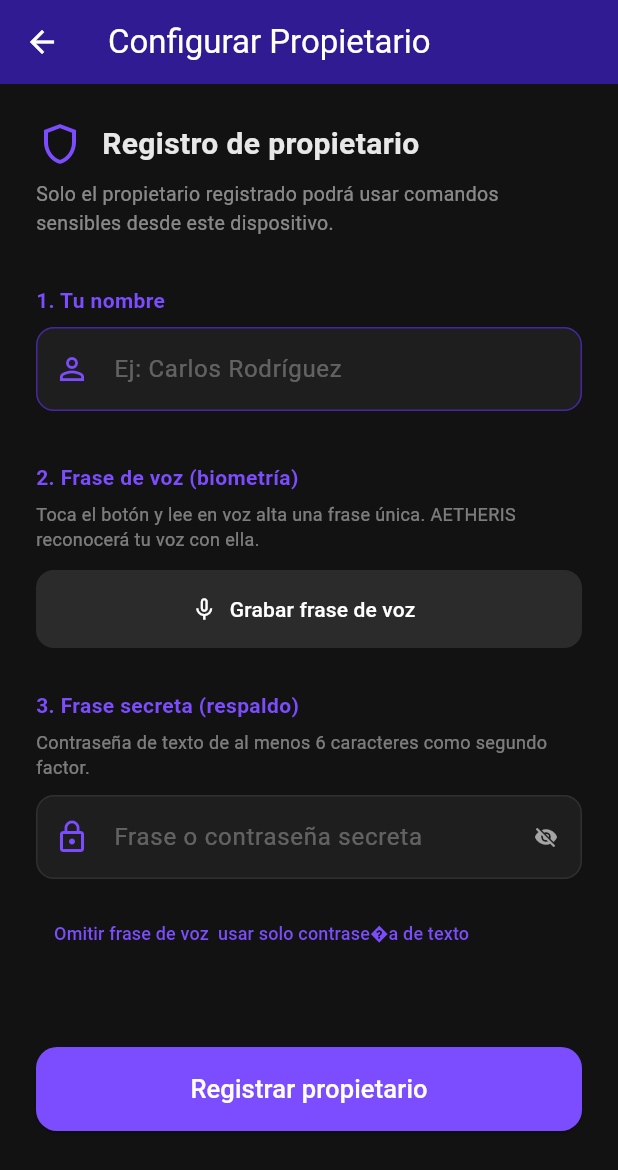
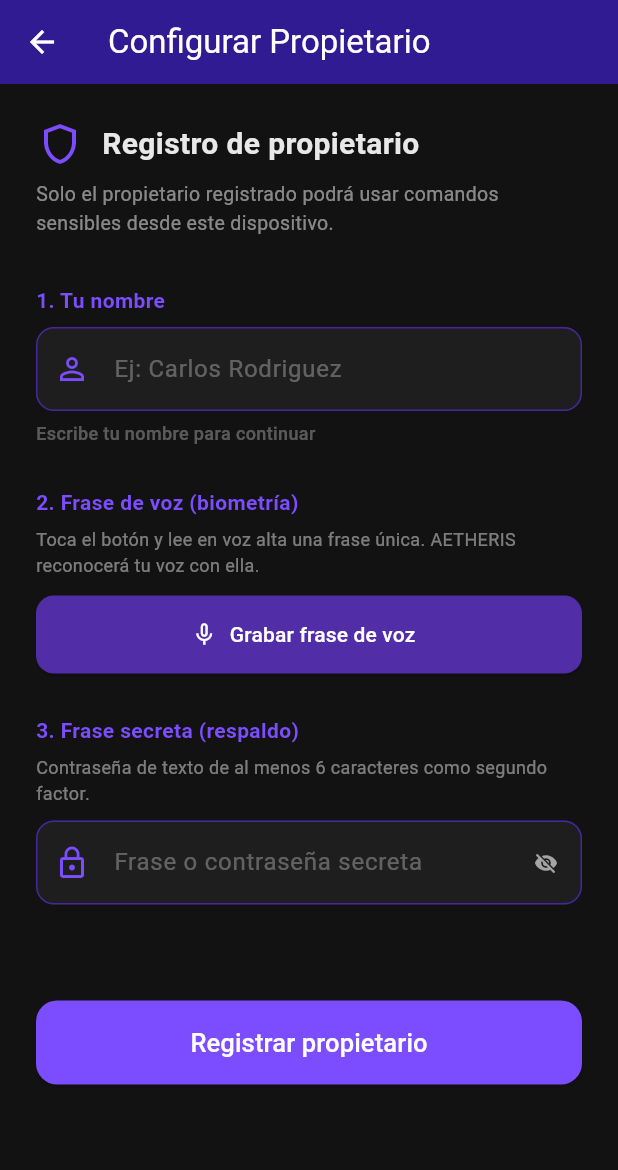
Before and after one commit to wadvance/Nexa, a Flutter app: the OwnerSetupScreen screen opened directly, on a phone screen of 412 x 824 dp. Shown: the top 1170 px of the screen. Run offline on Flutter 3.47's test engine with Material 3 defaults, Android fonts, the phone set to English and light mode, and no system bars; our stand-ins replace cloud_firestore, firebase_auth, firebase_core, flutter_dotenv, flutter_local_notifications, flutter_tts and 5 more; missing offline and left inert: dart:js_interop; accounts and stored records are empty; network calls fail.

Commit message:
fix: remove step gating, all owner setup fields always enabled, fix name validation display

```diff
--- a/lib/presentation/screens/owner_setup_screen.dart
+++ b/lib/presentation/screens/owner_setup_screen.dart
@@ -33,8 +33,8 @@ class _OwnerSetupScreenState extends State<OwnerSetupScreen> {
   bool   _done          = false;
   bool   _obscureSecret = true;
 
-  // Step: 0=nombre, 1=voz, 2=frase secreta, 3=confirmar
-  int _step = OwnerGuardService.isRegistered ? 1 : 0;
+
+
 
   @override
   void dispose() {
@@ -67,13 +67,11 @@ class _OwnerSetupScreenState extends State<OwnerSetupScreen> {
     setState(() {
       _recording = false;
       if (result.isEmpty) {
-        _statusMessage = 'Sin respuesta de voz. Avanzando a frase secreta.';
+        _statusMessage = 'Sin respuesta de voz. Puedes usar solo la frase secreta.';
         _skipVoice     = true;
-        _step          = 2;
       } else {
         _voiceSample   = result;
         _statusMessage = 'Frase capturada: "$result"';
-        _step          = 2;
       }
     });
   }
@@ -90,10 +88,6 @@ class _OwnerSetupScreenState extends State<OwnerSetupScreen> {
 
     if (name.isEmpty) {
       _setStatus('Ingresa tu nombre primero.');
-      return;
-    }
-    if (_voiceSample.isEmpty && !_skipVoice) {
-      _setStatus('Primero graba tu frase de voz.');
       return;
     }
     if (phrase.length < 6) {
@@ -274,7 +268,7 @@ class _OwnerSetupScreenState extends State<OwnerSetupScreen> {
           // PASO 1 — Nombre
           _sectionLabel('1. Tu nombre'),
           const SizedBox(height: 8),
-          if (OwnerGuardService.isRegistered) ...[
+          if (OwnerGuardService.isRegistered)
             Container(
               width: double.infinity,
               padding: const EdgeInsets.all(14),
@@ -294,25 +288,23 @@ class _OwnerSetupScreenState extends State<OwnerSetupScreen> {
                 ),
               ]),
             ),
-          ] else ...[
+          if (!OwnerGuardService.isRegistered)
             _inputField(
               controller: _nameCtrl,
-              hint: 'Ej: Carlos Rodríguez',
+              hint: 'Ej: Carlos Rodriguez',
               icon: Icons.person_outline,
               onChanged: (_) => setState(() {}),
             ),
-            const SizedBox(height: 6),
-          ],
-          if (!OwnerGuardService.isRegistered && _nameCtrl.text.trim().isNotEmpty)
+          if (!OwnerGuardService.isRegistered)
             Padding(
-              padding: const EdgeInsets.only(top: 4),
+              padding: const EdgeInsets.only(top: 6),
               child: Text(
-                _nameCtrl.text.trim().toLowerCase() == OwnerGuardService.ownerName.toLowerCase()
-                    ? 'Este nombre ya esta registrado.'
-                    : 'Nombre nuevo. Podras continuar con el registro.',
+                _nameCtrl.text.trim().isEmpty
+                    ? 'Escribe tu nombre para continuar'
+                    : 'Nombre listo para registrar',
                 style: TextStyle(
-                  color: _nameCtrl.text.trim().toLowerCase() == OwnerGuardService.ownerName.toLowerCase()
-                      ? Colors.orangeAccent
+                  color: _nameCtrl.text.trim().isEmpty
+                      ? Colors.white.withValues(alpha: 0.3)
                       : Colors.greenAccent,
                   fontSize: 12,
                   fontWeight: FontWeight.w500,
@@ -334,7 +326,7 @@ class _OwnerSetupScreenState extends State<OwnerSetupScreen> {
             width: double.infinity,
             height: 52,
             child: ElevatedButton.icon(
-              onPressed: (_step >= 1 && !_recording) ? _recordVoice : null,
+              onPressed: (!_recording) ? _recordVoice : null,
               style: ElevatedButton.styleFrom(
                 backgroundColor: _recording
                     ? Colors.red.shade700
@@ -393,18 +385,9 @@ class _OwnerSetupScreenState extends State<OwnerSetupScreen> {
             hint: 'Frase o contraseña secreta',
             icon: Icons.lock_outline,
             obscure: _obscureSecret,
-            enabled: _step >= 2,
             onToggleObscure: () => setState(() => _obscureSecret = !_obscureSecret),
           ),
           const SizedBox(height: 12),
-          if (_step < 2)
-            TextButton(
-              onPressed: () => setState(() => _step = 2),
-              child: const Text(
-                'Omitir frase de voz  usar solo contrase�a de texto',
-                style: TextStyle(color: Colors.deepPurpleAccent, fontSize: 12),
-              ),
-            ),
           const SizedBox(height: 32),
 
           // Mensaje de estado
@@ -483,7 +466,6 @@ class _OwnerSetupScreenState extends State<OwnerSetupScreen> {
                     await OwnerGuardService.clearOwnerProfile();
                     if (mounted) {
                       setState(() {
-                        _step = 0;
                         _voiceSample = '';
                         _skipVoice = false;
                         _phraseCtrl.clear();
```
